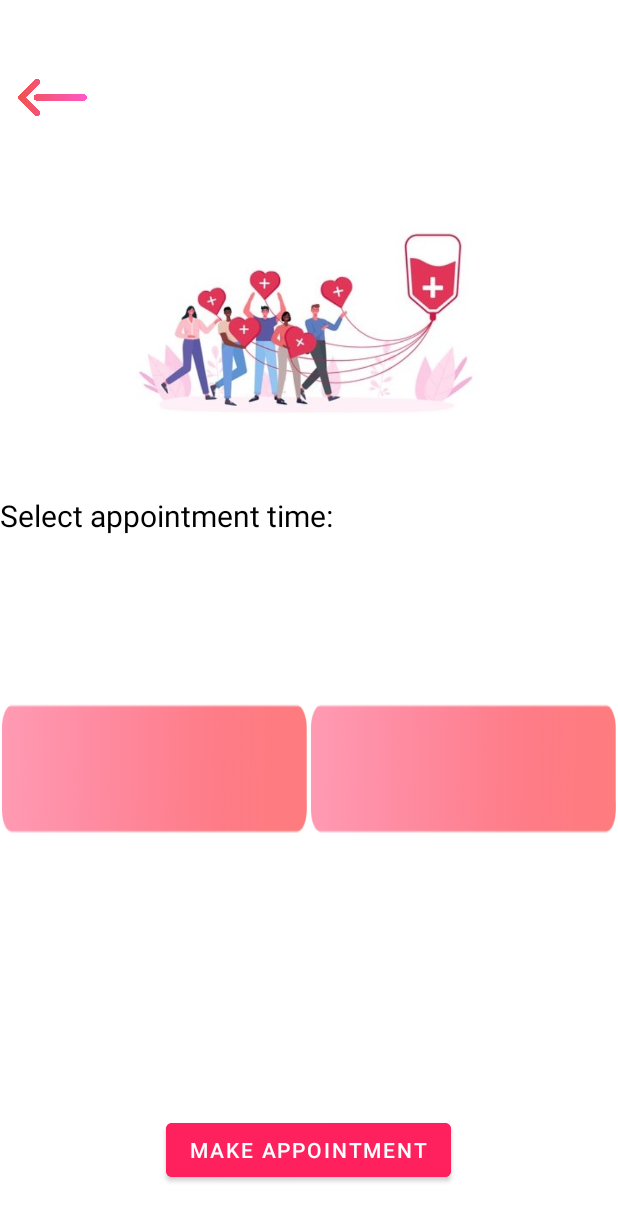
After one commit to mara-h/BloodDonationFrontend, an Android app: the layout activity_appointment.xml on its own in the app's theme, with its tools: preview values and no code run, on a phone screen of 412 x 824 dp. The commit adds this screen. Shown: the top 1221 px of the screen. Run offline under Robolectric (Android 15) with nearby library versions, the phone set to English and light mode, and no system bars.

Commit message:
added appointment page

```diff
--- /dev/null
+++ b/app/src/main/java/cg/example/blooddonationfrontend/view/DonationInfoActivity.java
@@ -0,0 +1,4 @@
+package cg.example.blooddonationfrontend.view;
+
+public class DonationInfoActivity {
+}
--- /dev/null
+++ b/app/src/main/java/cg/example/blooddonationfrontend/view/DonorFormActivity.java
@@ -0,0 +1,4 @@
+package cg.example.blooddonationfrontend.view;
+
+public class DonorFormActivity {
+}
--- /dev/null
+++ b/app/src/main/java/cg/example/blooddonationfrontend/view/DonorProfileActivity.java
@@ -0,0 +1,4 @@
+package cg.example.blooddonationfrontend.view;
+
+public class DonorProfileActivity {
+}
--- a/app/src/main/res/layout-v23/activity_register.xml
+++ b/app/src/main/res/layout-v23/activity_register.xml
@@ -174,6 +174,7 @@
         android:dropDownSelector="@drawable/emailimg"
         android:foreground="@drawable/emailimg"
         android:spinnerMode="dropdown"
+        android:hint="@string/select_blood_group"
         android:visibility="visible" />
 
 
--- /dev/null
+++ b/app/src/main/res/layout/activity_appointment.xml
@@ -0,0 +1,101 @@
+<?xml version="1.0" encoding="utf-8"?>
+<RelativeLayout xmlns:android="http://schemas.android.com/apk/res/android"
+    xmlns:app="http://schemas.android.com/apk/res-auto"
+    xmlns:tools="http://schemas.android.com/tools"
+    android:layout_width="match_parent"
+    android:layout_height="match_parent"
+    android:layout_gravity="center"
+    android:background="@android:color/white"
+    android:focusableInTouchMode="true"
+    android:gravity="center"
+    android:orientation="vertical"
+    tools:context=".view.AppointmentActivity">
+
+    <LinearLayout
+        android:id="@+id/spinnerLayout"
+        android:layout_width="wrap_content"
+        android:layout_height="match_parent"
+        android:layout_marginTop="30dp"
+        android:layout_marginBottom="0dp"
+        android:orientation="horizontal">
+
+        <ImageButton
+            android:id="@+id/back_button"
+            android:layout_width="50dp"
+            android:layout_height="50dp"
+            android:layout_marginStart="10dp"
+            android:layout_marginTop="10dp"
+            android:layout_weight="1"
+            android:background="@drawable/back"
+            android:scaleType="fitXY"
+            android:src="@drawable/back"
+            app:layout_constraintStart_toStartOf="parent"
+            app:layout_constraintTop_toTopOf="parent" />
+    </LinearLayout>
+
+
+    <ImageView
+        android:id="@+id/imageappointment"
+        android:layout_width="230dp"
+        android:layout_height="230dp"
+        android:layout_centerHorizontal="true"
+        android:layout_marginTop="100dp"
+        android:src="@drawable/appointmentimg" />
+
+    <TextView
+        android:layout_width="wrap_content"
+        android:layout_height="wrap_content"
+        android:layout_below="@+id/imageappointment"
+        android:text="@string/select_appointment_time"
+        android:textColor="@color/black"
+        android:textSize="20sp" />
+
+    <LinearLayout
+        android:layout_width="match_parent"
+        android:layout_height="wrap_content"
+        android:layout_alignParentStart="true"
+        android:layout_centerInParent="true"
+        android:gravity="center"
+        android:orientation="horizontal">
+
+        <Spinner
+            android:id="@+id/hourSpinner"
+            android:layout_width="wrap_content"
+            android:layout_height="wrap_content"
+            android:layout_gravity="top|start"
+            android:layout_marginTop="200dp"
+            android:layout_weight="1"
+            android:background="@drawable/emailimg"
+            android:hint="@string/_8"
+            android:spinnerMode="dropdown" />
+
+        <Spinner
+            android:id="@+id/minuteSpinner"
+            android:layout_width="wrap_content"
+            android:layout_height="wrap_content"
+            android:layout_gravity="top|end"
+            android:layout_marginTop="200dp"
+            android:layout_weight="1"
+            android:background="@drawable/emailimg"
+            android:hint="@string/_00"
+            android:spinnerMode="dropdown" />
+
+    </LinearLayout>
+
+    <com.google.android.material.button.MaterialButton
+        android:id="@+id/makeAppointment"
+        android:layout_width="wrap_content"
+        android:layout_height="wrap_content"
+        android:layout_below="@id/spinnerLayout"
+        android:layout_centerHorizontal="true"
+        android:layout_marginStart="4dp"
+        android:layout_marginTop="-81dp"
+        android:layout_marginEnd="4dp"
+        android:layout_marginBottom="4dp"
+        android:backgroundTint="#FF215D"
+        android:textColor="@color/white"
+        android:gravity="center"
+        android:text="@string/make_appointment" />
+
+
+</RelativeLayout>
--- /dev/null
+++ b/app/src/main/res/layout/activity_donation_info.xml
@@ -0,0 +1,6 @@
+<?xml version="1.0" encoding="utf-8"?>
+<androidx.constraintlayout.widget.ConstraintLayout xmlns:android="http://schemas.android.com/apk/res/android"
+    android:layout_width="match_parent"
+    android:layout_height="match_parent">
+
+</androidx.constraintlayout.widget.ConstraintLayout>
--- /dev/null
+++ b/app/src/main/res/layout/activity_donor_form.xml
@@ -0,0 +1,6 @@
+<?xml version="1.0" encoding="utf-8"?>
+<androidx.constraintlayout.widget.ConstraintLayout xmlns:android="http://schemas.android.com/apk/res/android"
+    android:layout_width="match_parent"
+    android:layout_height="match_parent">
+
+</androidx.constraintlayout.widget.ConstraintLayout>
```
Also changed, not shown: app/src/main/java/cg/example/blooddonationfrontend/view/AppointmentActivity.java (added, +81 -0 lines), app/src/main/java/cg/example/blooddonationfrontend/view/HomeActivity.java (+47 -0 lines), app/src/main/res/values/strings.xml (+5 -12 lines), app/src/main/res/drawable-v24/appointmentimg.jpg (added), app/src/main/res/drawable-v24/back.png (added).
